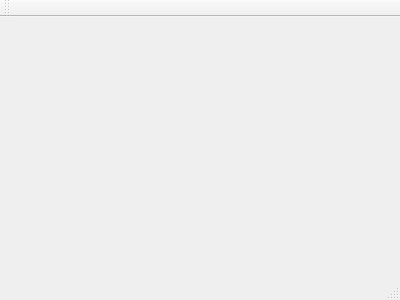
The window that mainwindow.ui (liuweiky/CCIMS) describes before a commit, drawn with Qt 5.
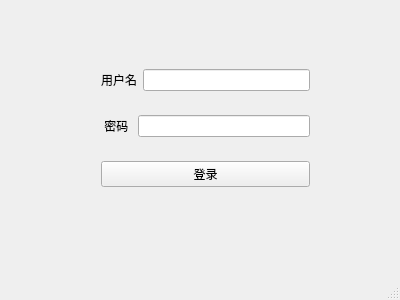
The same window after the commit.

Commit message: UI & login module

Diff of the .ui file:
```diff
--- a/mainwindow.ui
+++ b/mainwindow.ui
@@ -12,13 +12,76 @@
   <property name="windowTitle" >
    <string>MainWindow</string>
   </property>
-  <widget class="QMenuBar" name="menuBar" />
-  <widget class="QToolBar" name="mainToolBar" />
-  <widget class="QWidget" name="centralWidget" />
-  <widget class="QStatusBar" name="statusBar" />
+  <widget class="QWidget" name="centralWidget">
+   <widget class="QWidget" name="verticalLayoutWidget">
+    <property name="geometry">
+     <rect>
+      <x>90</x>
+      <y>40</y>
+      <width>231</width>
+      <height>179</height>
+     </rect>
+    </property>
+    <layout class="QVBoxLayout" name="verticalLayout">
+     <item>
+      <layout class="QHBoxLayout" name="horizontalLayout">
+       <item>
+        <widget class="QLabel" name="label">
+         <property name="text">
+          <string>&lt;html&gt;&lt;head/&gt;&lt;body&gt;&lt;p&gt;用户名&lt;/p&gt;&lt;/body&gt;&lt;/html&gt;</string>
+         </property>
+        </widget>
+       </item>
+       <item>
+        <widget class="QLineEdit" name="UserNameLineEdit">
+         <property name="inputMask">
+          <string/>
+         </property>
+        </widget>
+       </item>
+      </layout>
+     </item>
+     <item>
+      <layout class="QHBoxLayout" name="horizontalLayout_2">
+       <item>
+        <widget class="QLabel" name="label_2">
+         <property name="text">
+          <string> 密码 </string>
+         </property>
+        </widget>
+       </item>
+       <item>
+        <widget class="QLineEdit" name="PasswordLineEdit">
+         <property name="echoMode">
+          <enum>QLineEdit::Password</enum>
+         </property>
+        </widget>
+       </item>
+      </layout>
+     </item>
+     <item>
+      <widget class="QPushButton" name="pushButton">
+       <property name="text">
+        <string>登录</string>
+       </property>
+      </widget>
+     </item>
+    </layout>
+   </widget>
+  </widget>
+  <widget class="QMenuBar" name="menuBar">
+   <property name="geometry">
+    <rect>
+     <x>0</x>
+     <y>0</y>
+     <width>400</width>
+     <height>23</height>
+    </rect>
+   </property>
+  </widget>
+  <widget class="QStatusBar" name="statusBar"/>
  </widget>
- <layoutDefault spacing="6" margin="11" />
- <pixmapfunction></pixmapfunction>
+ <layoutdefault spacing="6" margin="11"/>
  <resources/>
  <connections/>
 </ui>
```
Left out of the diff: 7 changed lines with no effect on the pictures. The commit also changes 5 other files.
